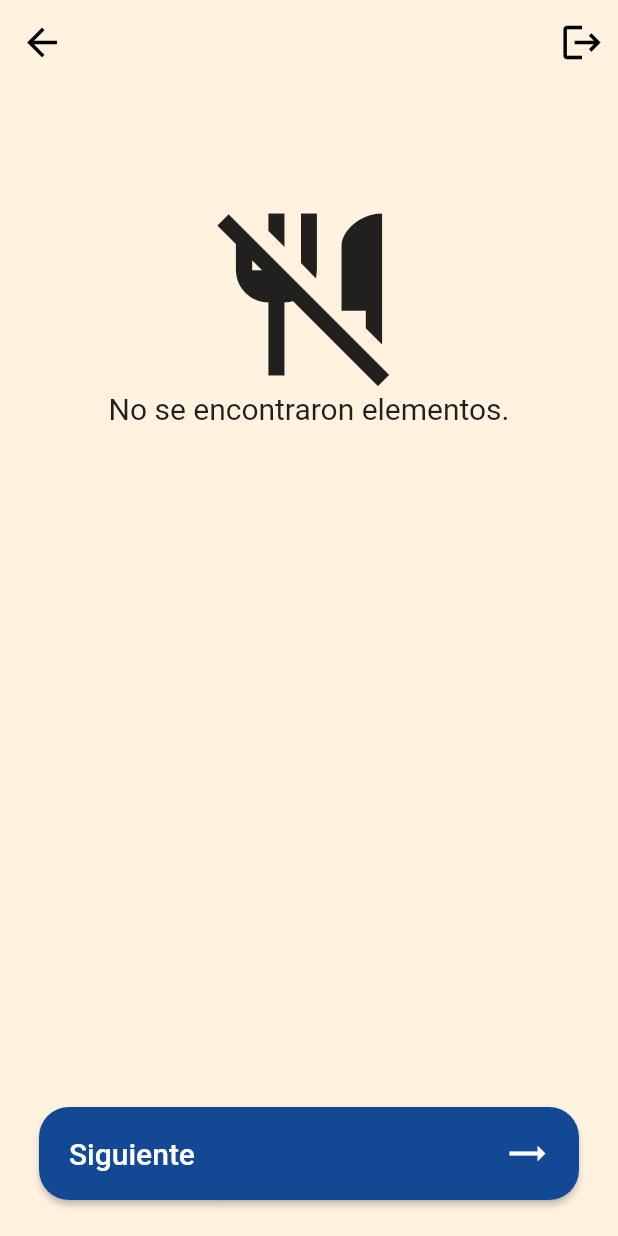
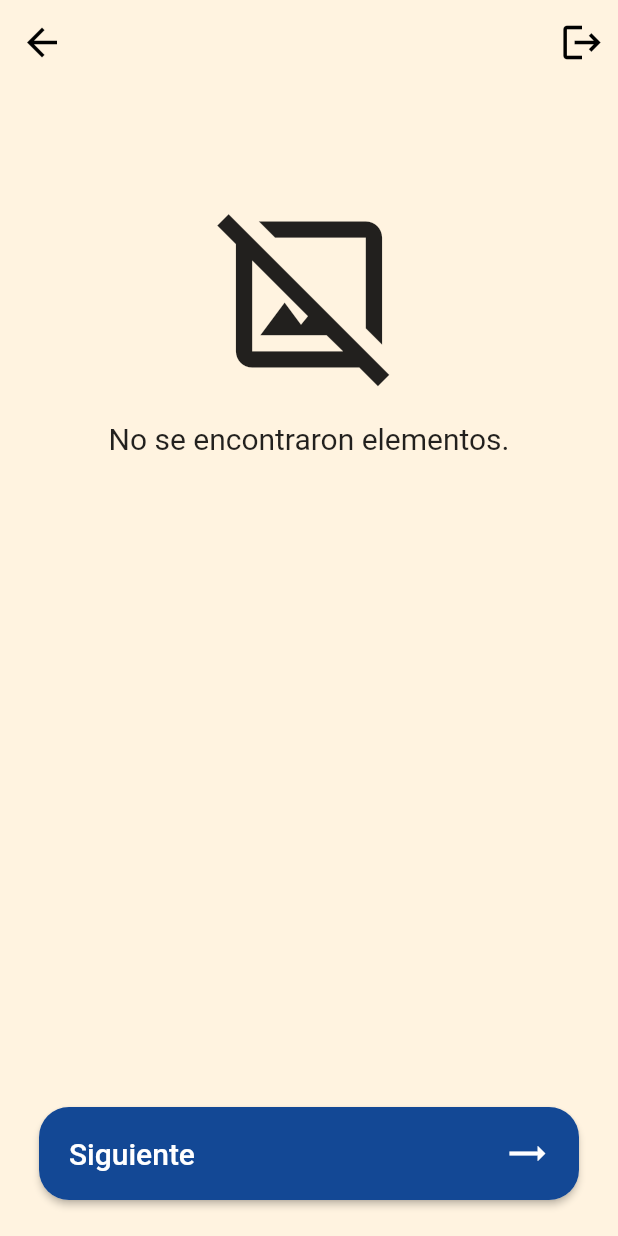
Before and after one commit to B3rert/fl_comunicacion, a Flutter app: the WelcomeView screen opened by its route, after a tap on the "logout" icon, on a phone screen of 412 x 824 dp. Run offline on Flutter 3.47's test engine with Material 2 defaults, Android fonts, the phone set to English and light mode, and no system bars; our stand-ins replace shared_preferences; accounts and stored records are empty; network calls fail.

Commit message:
draewer added

```diff
--- a/lib/view_models/welcome_view_model.dart
+++ b/lib/view_models/welcome_view_model.dart
@@ -44,7 +44,7 @@ class WelcomeViewModel extends ChangeNotifier {
 
     //ad data in list
     mensajes.clear();
-    mensajes.addAll(res.message);
+    // mensajes.addAll(res.message);
   }
 
   logout(BuildContext context) {
--- a/lib/views/welcome_view.dart
+++ b/lib/views/welcome_view.dart
@@ -87,7 +87,7 @@ class _WelcomeViewState extends State<WelcomeView> {
                         NotFoundWidget(
                           text: "No se encontraron elementos.",
                           icon: Icon(
-                            Icons.no_meals,
+                            Icons.image_not_supported_outlined,
                             size: 130,
                           ),
                         ),
--- a/lib/widgets/not_found_widget.dart
+++ b/lib/widgets/not_found_widget.dart
@@ -17,6 +17,7 @@ class NotFoundWidget extends StatelessWidget {
         mainAxisAlignment: MainAxisAlignment.center,
         children: [
           icon,
+          const SizedBox(height: 20),
           Text(
             text,
             style: const TextStyle(fontSize: 20),
```
Also changed, not shown: lib/views/feed_view.dart (+25 -1 lines), assets/user.png (added).
